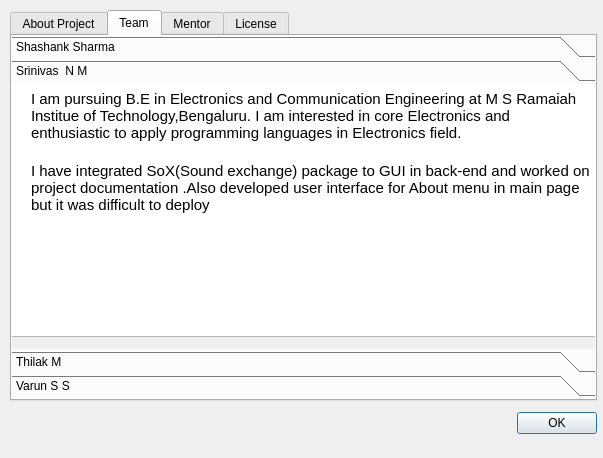
Before: the Qt Designer form App/ui/AboutWindow.ui in srinivasnm471/KannadaTTS-Application, drawn with Qt 5.
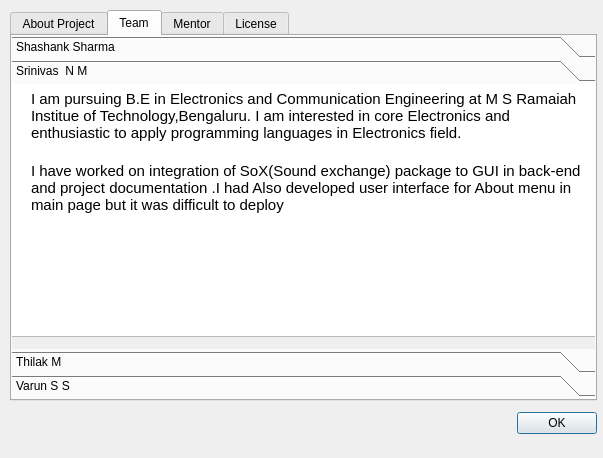
After: the same form once the commit is applied. The open tabs and pages were chosen to show the change. Icons and pictures are not drawn.

```diff
--- a/App/ui/AboutWindow.ui
+++ b/App/ui/AboutWindow.ui
@@ -196,7 +196,7 @@
 &lt;p style=&quot; margin-top:0px; margin-bottom:0px; margin-left:0px; margin-right:0px; -qt-block-indent:0; text-indent:0px;&quot;&gt;&lt;img src=&quot;:/img/img/snm.jpg&quot; width=&quot;150&quot; height=&quot;150&quot; /&gt;&lt;/p&gt;&lt;/td&gt;
 &lt;td&gt;
 &lt;p style=&quot; margin-top:20px; margin-bottom:5px; margin-left:10px; margin-right:0px; -qt-block-indent:0; text-indent:0px;&quot;&gt;I am pursuing B.E in Electronics and Communication Engineering at M S Ramaiah Institue of Technology,Bengaluru. I am interested in core Electronics and enthusiastic to apply programming languages in Electronics field.&lt;/p&gt;
-&lt;p style=&quot; margin-top:20px; margin-bottom:5px; margin-left:10px; margin-right:0px; -qt-block-indent:0; text-indent:0px;&quot;&gt;I have integrated SoX(Sound exchange) package to GUI in back-end and worked on project documentation .Also developed user interface for About menu in main page but it was difficult to deploy&lt;/p&gt;
+&lt;p style=&quot; margin-top:20px; margin-bottom:5px; margin-left:10px; margin-right:0px; -qt-block-indent:0; text-indent:0px;&quot;&gt;I have worked on integration of SoX(Sound exchange) package to GUI in back-end and project documentation .I had Also developed user interface for About menu in main page but it was difficult to deploy&lt;/p&gt;
 &lt;p style=&quot;-qt-paragraph-type:empty; margin-top:0px; margin-bottom:0px; margin-left:0px; margin-right:0px; -qt-block-indent:0; text-indent:0px;&quot;&gt;&lt;br /&gt;&lt;/p&gt;&lt;/td&gt;&lt;/tr&gt;&lt;/table&gt;&lt;/body&gt;&lt;/html&gt;</string>
        </property>
       </widget>
```
